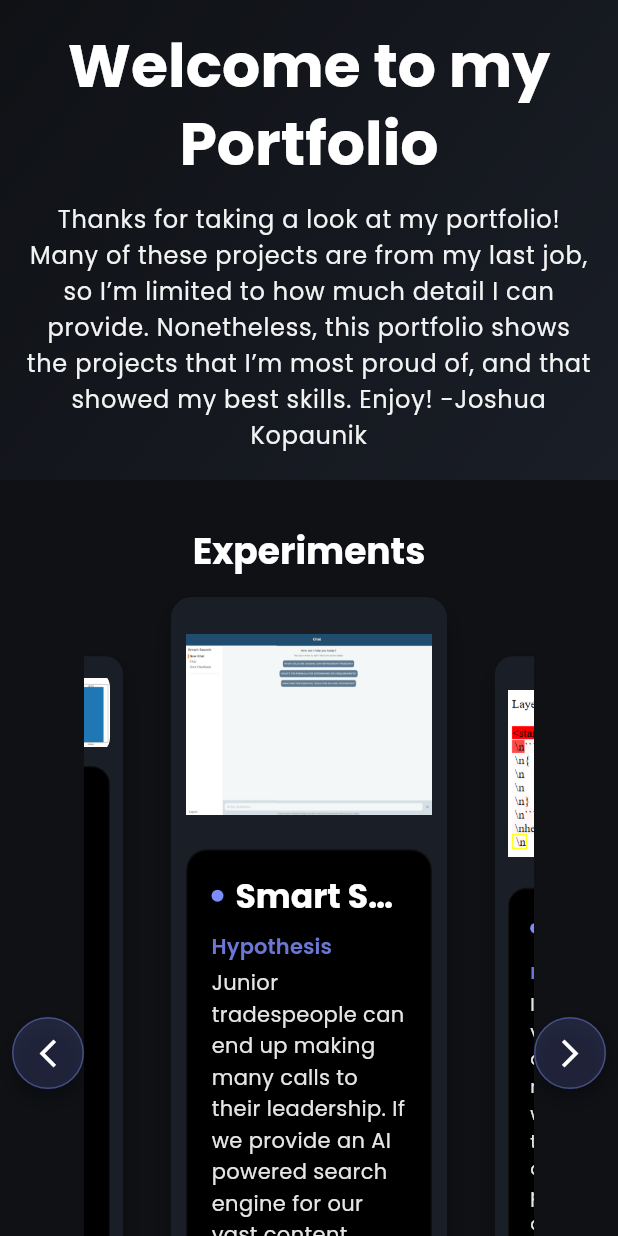
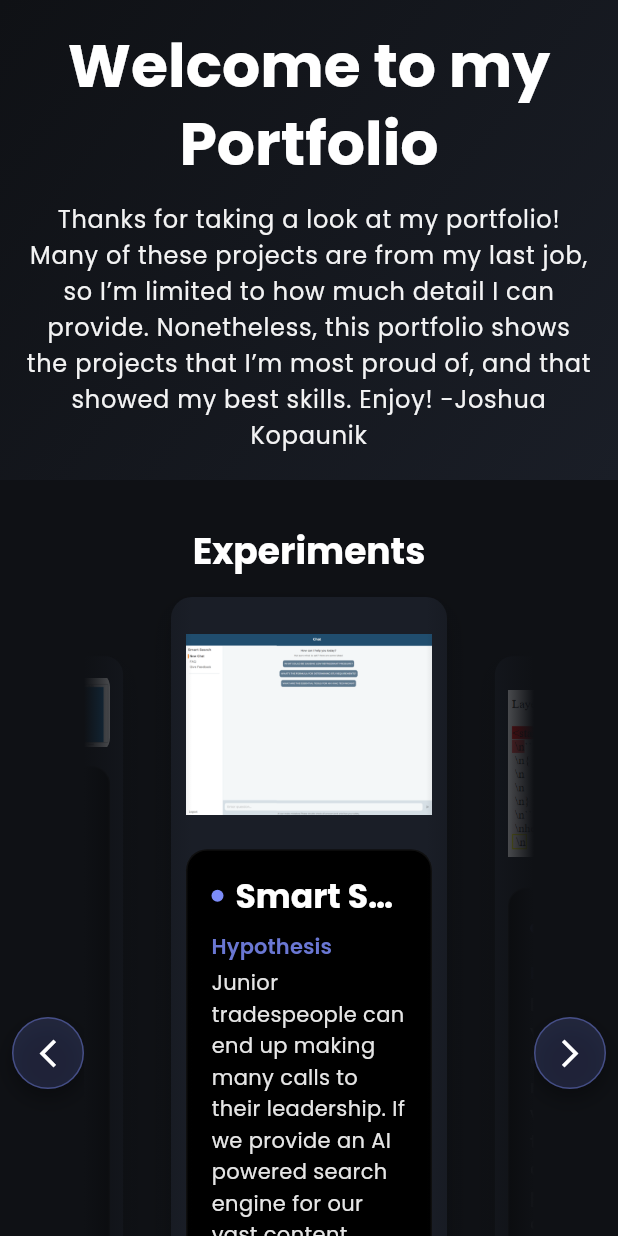
Before and after one commit to Thrasherop/KopaunikSoftwarePortfolio, a Flutter app: the screen it shows after launch, on a phone screen of 412 x 824 dp. Run offline on Flutter 3.47's test engine with Material 3 defaults, Android fonts, the phone set to English and light mode, and no system bars; drawn by our look-alikes of carousel_slider; our stand-ins replace google_fonts.

Commit message:
added a fade on the edge of the carousels. This is toggleable in portfolio_data's 'page-config[fade-out-cards]'

```diff
--- a/lib/main.dart
+++ b/lib/main.dart
@@ -141,6 +141,9 @@ class _MyHomePageState extends State<MyHomePage> {
           final List<dynamic> order =
               (rawSnapshot.data?['order'] as List<dynamic>? ??
                   ['experiments', 'projects', 'recommendation']);
+          final bool edgeFade = ((rawSnapshot.data?['page-config'] as Map<dynamic, dynamic>?)?
+                      ['fade-out-cards'] as bool?) ??
+              true;
 
           return FutureBuilder<List<PortfolioItem>>(
             future: _portfolioItems,
@@ -167,7 +170,7 @@ class _MyHomePageState extends State<MyHomePage> {
                         SliverToBoxAdapter(
                           child: Padding(
                             padding: const EdgeInsets.symmetric(vertical: 24.0),
-                            child: PortfolioCarousel(title: 'Projects', items: projects),
+                            child: PortfolioCarousel(title: 'Projects', items: projects, edgeFade: edgeFade),
                           ),
                         ),
                       );
@@ -177,7 +180,7 @@ class _MyHomePageState extends State<MyHomePage> {
                         SliverToBoxAdapter(
                           child: Padding(
                             padding: const EdgeInsets.symmetric(vertical: 24.0),
-                            child: PortfolioCarousel(title: 'Experiments', items: experiments),
+                            child: PortfolioCarousel(title: 'Experiments', items: experiments, edgeFade: edgeFade),
                           ),
                         ),
                       );
--- a/lib/widgets/portfolio_carousel.dart
+++ b/lib/widgets/portfolio_carousel.dart
@@ -5,11 +5,13 @@ import 'package:portfolio_pair_programmed/widgets/portfolio_card.dart';
 class PortfolioCarousel extends StatefulWidget {
   final String title;
   final List<PortfolioItem> items;
+  final bool edgeFade;
 
   const PortfolioCarousel({
     super.key,
     required this.title,
     required this.items,
+    this.edgeFade = true,
   });
 
   @override
@@ -103,6 +105,46 @@ class _PortfolioCarouselState extends State<PortfolioCarousel> {
                           ),
                         ),
                       ),
+                      // Gentle fade at the left/right edges of the carousel viewport
+                      if (widget.edgeFade)
+                        Positioned.fill(
+                          child: IgnorePointer(
+                            child: Padding(
+                              padding: const EdgeInsets.symmetric(horizontal: horizontalPad),
+                              child: Row(
+                                children: [
+                                  Container(
+                                    width: 72,
+                                    decoration: BoxDecoration(
+                                      gradient: LinearGradient(
+                                        begin: Alignment.centerLeft,
+                                        end: Alignment.centerRight,
+                                        colors: [
+                                          Theme.of(context).scaffoldBackgroundColor,
+                                          Theme.of(context).scaffoldBackgroundColor.withOpacity(0.0),
+                                        ],
+                                      ),
+                                    ),
+                                  ),
+                                  const Expanded(child: SizedBox.shrink()),
+                                  Container(
+                                    width: 72,
+                                    decoration: BoxDecoration(
+                                      gradient: LinearGradient(
+                                        begin: Alignment.centerRight,
+                                        end: Alignment.centerLeft,
+                                        colors: [
+                                          Theme.of(context).scaffoldBackgroundColor,
+                                          Theme.of(context).scaffoldBackgroundColor.withOpacity(0.0),
+                                        ],
+                                      ),
+                                    ),
+                                  ),
+                                ],
+                              ),
+                            ),
+                          ),
+                        ),
                       Align(
                         alignment: Alignment.centerLeft,
                         child: _SideNavButton(
```
Also changed, not shown: assets/portfolio_data.json (+3 -0 lines).
